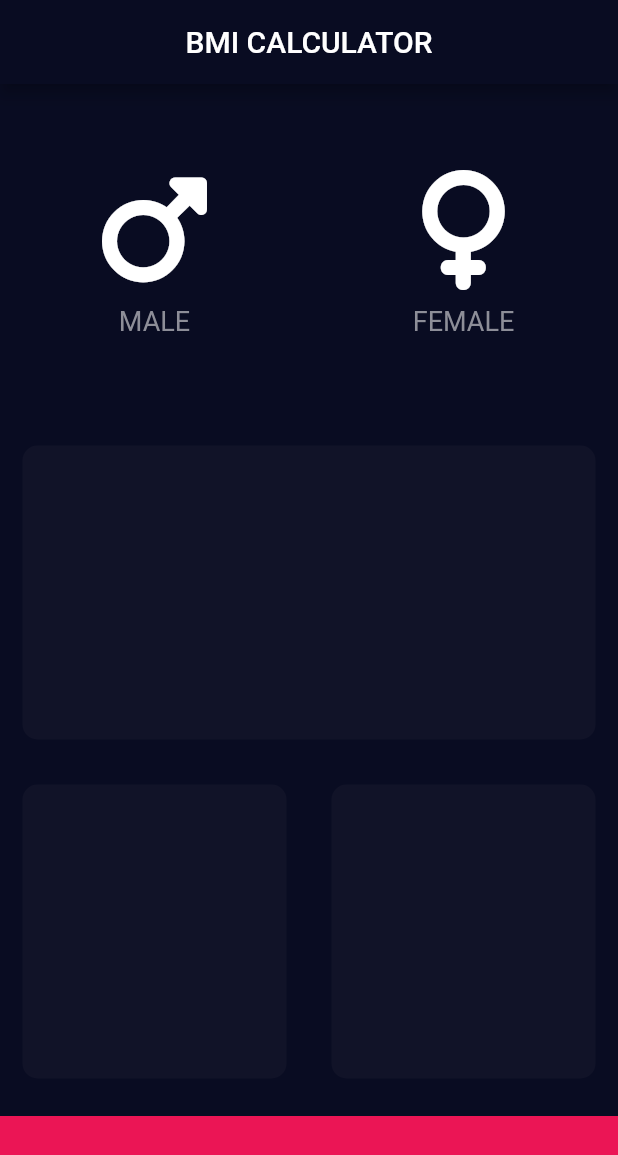
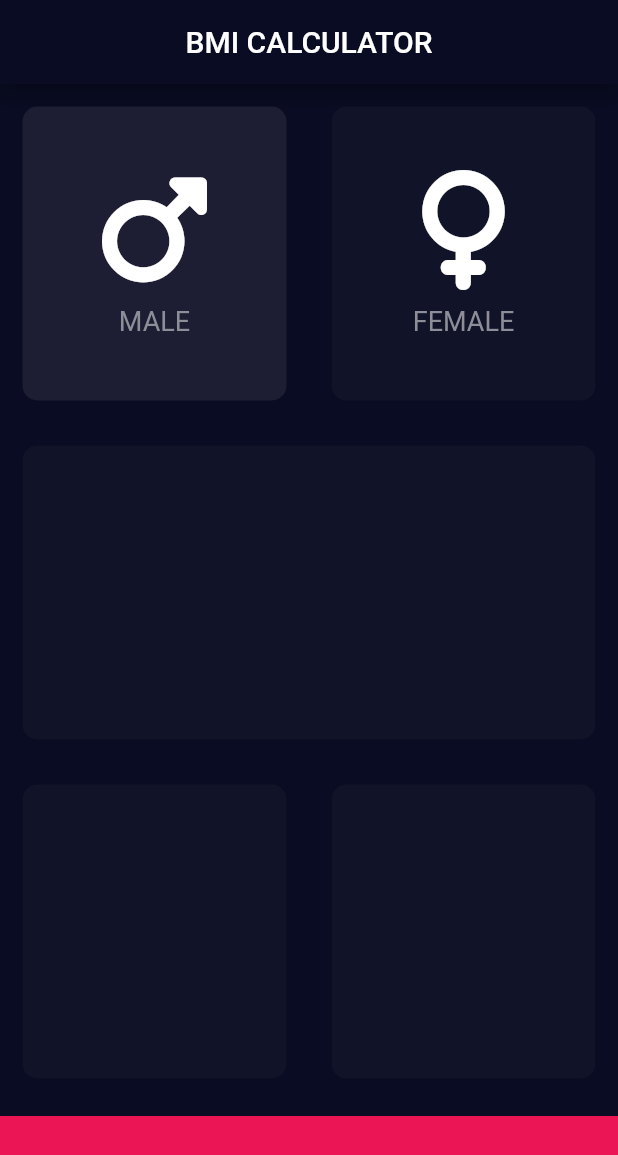
Before and after one commit to Gasimhacker/BMI-Calculator, a Flutter app: the screen it shows after launch, after a tap on "MALE", on a phone screen of 412 x 824 dp. Shown: the top 1155 px of the screen. Run offline on Flutter 3.47's test engine with Material 2 defaults, Android fonts, the phone set to English and light mode, and no system bars; our stand-ins replace font_awesome_flutter.

Commit message:
third commit

```diff
--- a/lib/Input_Page.dart
+++ b/lib/Input_Page.dart
@@ -30,7 +30,7 @@ class _InputPageState extends State<InputPage> {
               children: [
                 Expanded(
                   child: ReusableCardWidget(
-                    onPress: () {
+                    onPressed: () {
                       setState(() {
                         femaleColor = inactiveCardColor;
                         maleColor == activeCardColor
@@ -42,12 +42,12 @@ class _InputPageState extends State<InputPage> {
                       iconName: FontAwesomeIcons.mars,
                       label: 'MALE',
                     ),
-                    colour: maleColor,
+                    colour: maleColor == null ? inactiveCardColor : maleColor,
                   ),
                 ),
                 Expanded(
                   child: ReusableCardWidget(
-                    onPress: () {
+                    onPressed: () {
                       setState(() {
                         maleColor = inactiveCardColor;
                         femaleColor == activeCardColor
@@ -59,7 +59,8 @@ class _InputPageState extends State<InputPage> {
                       iconName: FontAwesomeIcons.venus,
                       label: 'FEMALE',
                     ),
-                    colour: femaleColor,
+                    colour:
+                        femaleColor == null ? inactiveCardColor : femaleColor,
                   ),
                 ),
               ],
--- a/lib/ReusableCardWidget.dart
+++ b/lib/ReusableCardWidget.dart
@@ -5,15 +5,13 @@ enum Gender { male, female }
 class ReusableCardWidget extends StatelessWidget {
   final Color colour;
   final Widget cardChild;
-  final Function onPress;
-  ReusableCardWidget({@required this.colour, this.cardChild, this.onPress});
+  final Function onPressed;
+  ReusableCardWidget({@required this.colour, this.cardChild, this.onPressed});
 
   @override
   Widget build(BuildContext context) {
     return GestureDetector(
-      onTap: () {
-        onPress;
-      },
+      onTap: onPressed,
       child: Container(
         child: cardChild,
         margin: EdgeInsets.all(15),
```
